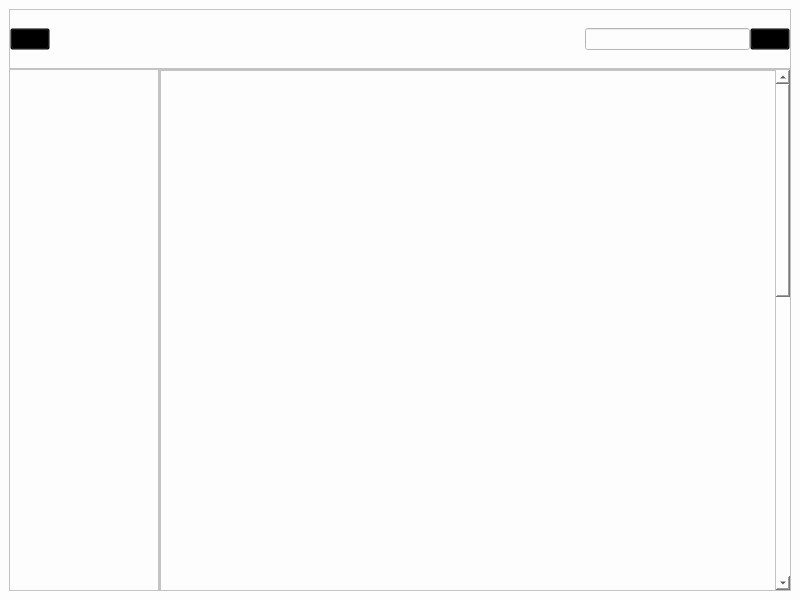
The window that Check_it_out.ui (DanielCarracedo/Check-it-out) describes before a commit, drawn with Qt 5.
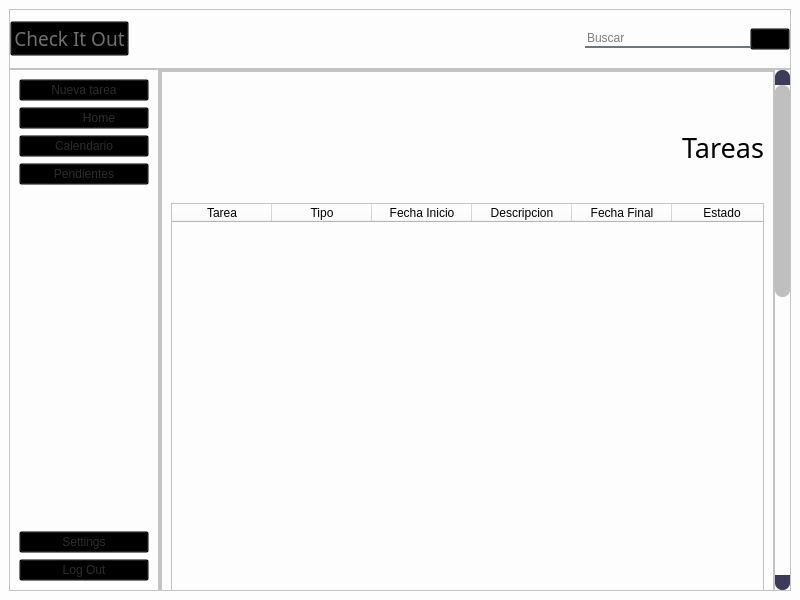
The same window after the commit. Icons and pictures are not drawn.

Diff of the .ui file:
```diff
--- a/Check_it_out.ui
+++ b/Check_it_out.ui
@@ -13,6 +13,64 @@
   <property name="windowTitle">
    <string>MainWindow</string>
   </property>
+  <property name="styleSheet">
+   <string notr="true">QScrollBar:vertical{
+border:none;
+background-color: rgb(212, 212, 212);
+width: 15px;
+ margin: 15px 0 15px 0;
+border-radius:0px;
+}
+
+QScrollBar::handle:vertical{
+background-color: rgb(191, 191, 191);
+min-height: 30px;
+border-radius: 7px;
+}
+
+QScrollBar::handle:vertical:hover{
+background-color: rgb(124, 124, 124);
+}
+
+QScrollBar::handle:vertical:pressed{
+background-color: rgb(90, 90, 90);
+}
+
+QScrollBar::sub-line:vertical {
+border: none;
+background-color: rgb(59, 59, 90);
+height: 15px;
+border-top-left-radius: 7px; border-top-right-radius: 7px;
+subcontrol-position: top;
+subcontrol-origin: margin;
+}
+
+QScrollBar::sub-line:vertical:hover {
+background-color:rgb(124, 124, 124);
+}
+
+QScrollBar::sub-line:vertical:pressed {
+background-color:rgb(90, 90, 90);
+}
+
+QScrollBar::add-line:vertical {
+border: none;
+background-color: rgb(59, 59, 90);
+height: 15px;
+border-bottom-left-radius: 7px;
+ border-bottom-right-radius: 7px;
+subcontrol-position: bottom;
+subcontrol-origin: margin;
+}
+
+QScrollBar::add-line:vertical:hover {
+background-color:rgb(124, 124, 124);
+}
+
+QScrollBar::add-line:vertical:pressed {
+background-color:rgb(90, 90, 90);
+}</string>
+  </property>
   <widget class="QWidget" name="centralwidget">
    <property name="styleSheet">
     <string notr="true">background-color: rgb(253, 253, 253);</string>
@@ -57,16 +115,27 @@
           <layout class="QHBoxLayout" name="horizontalLayout_4">
            <item>
             <widget class="QPushButton" name="Home">
+             <property name="font">
+              <font>
+               <family>Lucida Calligraphy</family>
+               <pointsize>14</pointsize>
+               <weight>50</weight>
+               <bold>false</bold>
+              </font>
+             </property>
              <property name="cursor">
               <cursorShape>PointingHandCursor</cursorShape>
              </property>
              <property name="styleSheet">
               <string notr="true">QPushButton{
 background-color: rgb(0, 0, 0, 0);
-}</string>
+color: rgb(113, 113, 113);
+}
+
+</string>
              </property>
              <property name="text">
-              <string/>
+              <string>Check It Out</string>
              </property>
              <property name="icon">
               <iconset resource="src/Imagenes_UI/back.qrc">
@@ -101,6 +170,18 @@
                <height>16777215</height>
               </size>
              </property>
+             <property name="styleSheet">
+              <string notr="true">background-color: rgba(0, 0,  0, 0);
+border: none;
+border-bottom: 2px solid rgba(105, 118, 132, 255);
+</string>
+             </property>
+             <property name="placeholderText">
+              <string>Buscar</string>
+             </property>
+             <property name="clearButtonEnabled">
+              <bool>false</bool>
+             </property>
             </widget>
            </item>
            <item>
@@ -146,12 +227,154 @@
             <height>0</height>
            </size>
           </property>
+          <property name="styleSheet">
+           <string notr="true">QPushButton{
+background-color: rgb(0, 0, 0, 0);
+color: rgb(45, 45, 45);
+}
+
+QPushButton:hover{
+border-radius:10px;
+color: rgb(52, 143, 255);
+border: None;
+background-color: None;
+}
+</string>
+          </property>
           <property name="frameShape">
            <enum>QFrame::StyledPanel</enum>
           </property>
           <property name="frameShadow">
            <enum>QFrame::Raised</enum>
           </property>
+          <layout class="QVBoxLayout" name="verticalLayout_4">
+           <item>
+            <layout class="QVBoxLayout" name="verticalLayout_2">
+             <item>
+              <widget class="QPushButton" name="pushButton">
+               <property name="text">
+                <string>Nueva tarea</string>
+               </property>
+               <property name="icon">
+                <iconset resource="src/Imagenes_UI/back.qrc">
+                 <normaloff>:/Botones/Nueva_Tarea-removebg-preview.png</normaloff>:/Botones/Nueva_Tarea-removebg-preview.png</iconset>
+               </property>
+               <property name="iconSize">
+                <size>
+                 <width>35</width>
+                 <height>35</height>
+                </size>
+               </property>
+              </widget>
+             </item>
+             <item>
+              <widget class="QPushButton" name="Inicio">
+               <property name="styleSheet">
+                <string notr="true"/>
+               </property>
+               <property name="text">
+                <string>         Home</string>
+               </property>
+               <property name="icon">
+                <iconset resource="src/Imagenes_UI/back.qrc">
+                 <normaloff>:/Botones/Home-removebg-preview.png</normaloff>:/Botones/Home-removebg-preview.png</iconset>
+               </property>
+               <property name="iconSize">
+                <size>
+                 <width>30</width>
+                 <height>30</height>
+                </size>
+               </property>
+              </widget>
+             </item>
+             <item>
+              <widget class="QPushButton" name="Calendario">
+               <property name="text">
+                <string>Calendario</string>
+               </property>
+               <property name="icon">
+                <iconset resource="src/Imagenes_UI/back.qrc">
+                 <normaloff>:/Botones/Calendario-removebg-preview.png</normaloff>:/Botones/Calendario-removebg-preview.png</iconset>
+               </property>
+               <property name="iconSize">
+                <size>
+                 <width>35</width>
+                 <height>35</height>
+                </size>
+               </property>
+              </widget>
+             </item>
+             <item>
+              <widget class="QPushButton" name="TareasPen">
+               <property name="text">
+                <string>Pendientes</string>
+               </property>
+               <property name="icon">
+                <iconset resource="src/Imagenes_UI/back.qrc">
+                 <normaloff>:/Botones/Pendientes__1_-removebg-preview.png</normaloff>:/Botones/Pendientes__1_-removebg-preview.png</iconset>
+               </property>
+               <property name="iconSize">
+                <size>
+                 <width>35</width>
+                 <height>35</height>
+                </size>
+               </property>
+              </widget>
+             </item>
+            </layout>
+           </item>
+           <item>
+            <spacer name="verticalSpacer_3">
+             <property name="orientation">
+              <enum>Qt::Vertical</enum>
+             </property>
+             <property name="sizeHint" stdset="0">
+              <size>
+               <width>20</width>
+               <height>185</height>
+              </size>
+             </property>
+            </spacer>
+           </item>
+           <item>
+            <layout class="QVBoxLayout" name="verticalLayout_3">
+             <item>
+              <widget class="QPushButton" name="Settings">
+               <property name="text">
+                <string>Settings</string>
+               </property>
+               <property name="icon">
+                <iconset resource="src/Imagenes_UI/back.qrc">
+                 <normaloff>:/Botones/Settings-removebg-preview.png</normaloff>:/Botones/Settings-removebg-preview.png</iconset>
+               </property>
+               <property name="iconSize">
+                <size>
+                 <width>30</width>
+                 <height>30</height>
+                </size>
+               </property>
+              </widget>
+             </item>
+             <item>
+              <widget class="QPushButton" name="LogOut">
+               <property name="text">
+                <string>Log Out</string>
+               </property>
+               <property name="icon">
+                <iconset resource="src/Imagenes_UI/back.qrc">
+                 <normaloff>:/Botones/LogOut-removebg-preview.png</normaloff>:/Botones/LogOut-removebg-preview.png</iconset>
+               </property>
+               <property name="iconSize">
+                <size>
+                 <width>35</width>
+                 <height>35</height>
+                </size>
+               </property>
+              </widget>
+             </item>
+            </layout>
+           </item>
+          </layout>
          </widget>
         </item>
         <item>
@@ -173,7 +396,7 @@
             <rect>
              <x>0</x>
              <y>0</y>
-             <width>609</width>
+             <width>611</width>
              <height>1200</height>
             </rect>
            </property>
@@ -216,6 +439,205 @@
               <property name="frameShadow">
                <enum>QFrame::Raised</enum>
               </property>
+              <layout class="QHBoxLayout" name="horizontalLayout_6">
+               <property name="spacing">
+                <number>0</number>
+               </property>
+               <property name="leftMargin">
+                <number>0</number>
+               </property>
+               <property name="topMargin">
+                <number>0</number>
+               </property>
+               <property name="rightMargin">
+                <number>0</number>
+               </property>
+               <property name="bottomMargin">
+                <number>0</number>
+               </property>
+               <item>
+                <widget class="QStackedWidget" name="stackedWidget">
+                 <property name="currentIndex">
+                  <number>0</number>
+                 </property>
+                 <widget class="QWidget" name="Principal">
+                  <layout class="QHBoxLayout" name="horizontalLayout_8">
+                   <property name="spacing">
+                    <number>0</number>
+                   </property>
+                   <property name="leftMargin">
+                    <number>0</number>
+                   </property>
+                   <property name="topMargin">
+                    <number>0</number>
+                   </property>
+                   <property name="rightMargin">
+                    <number>0</number>
+                   </property>
+                   <property name="bottomMargin">
+                    <number>0</number>
+                   </property>
+                   <item>
+                    <widget class="QFrame" name="frame_5">
+                     <property name="frameShape">
+                      <enum>QFrame::StyledPanel</enum>
+                     </property>
+                     <property name="frameShadow">
+                      <enum>QFrame::Raised</enum>
+                     </property>
+                     <layout class="QVBoxLayout" name="verticalLayout_6">
+                      <item>
+                       <spacer name="verticalSpacer_6">
+                        <property name="orientation">
+                         <enum>Qt::Vertical</enum>
+                        </property>
+                        <property name="sizeHint" stdset="0">
+                         <size>
+                          <width>20</width>
+                          <height>52</height>
+                         </size>
+                        </property>
+                       </spacer>
+                      </item>
+                      <item>
+                       <layout class="QVBoxLayout" name="verticalLayout_5">
+                        <property name="spacing">
+                         <number>0</number>
+                        </property>
+                        <item>
+                         <widget class="QLabel" name="label">
+                          <property name="font">
+                           <font>
+                            <family>Lucida Calligraphy</family>
+                            <pointsize>20</pointsize>
+                            <weight>50</weight>
+                            <bold>false</bold>
+                           </font>
+                          </property>
+                          <property name="layoutDirection">
+                           <enum>Qt::LeftToRight</enum>
+                          </property>
+                          <property name="text">
+                           <string>Tareas</string>
+                          </property>
+                          <property name="alignment">
+                           <set>Qt::AlignBottom|Qt::AlignRight|Qt::AlignTrailing</set>
+                          </property>
+                         </widget>
+                        </item>
+                        <item>
+                         <spacer name="verticalSpacer_5">
+                          <property name="orientation">
+                           <enum>Qt::Vertical</enum>
+                          </property>
+                          <property name="sizeHint" stdset="0">
+                           <size>
+                            <width>20</width>
+                            <height>40</height>
+                           </size>
+                          </property>
+                         </spacer>
+                        </item>
+                        <item>
+                         <widget class="QTableWidget" name="tableWidget">
+                          <property name="minimumSize">
+                           <size>
+                            <width>0</width>
+                            <height>700</height>
+                           </size>
+                          </property>
+                          <property name="sizeIncrement">
+                           <size>
+                            <width>10000</width>
+                            <height>10000</height>
+                           </size>
+                          </property>
+                          <column>
+                           <property name="text">
+                            <string>Tarea</string>
+                           </property>
+                          </column>
+                          <column>
+                           <property name="text">
+                            <string>Tipo</string>
+                           </property>
+                          </column>
+                          <column>
+                           <property name="text">
+                            <string>Fecha Inicio</string>
+                           </property>
+                          </column>
+                          <column>
+                           <property name="text">
+                            <string>Descripcion</string>
+                           </property>
+                          </column>
+                          <column>
+                           <property name="text">
+                            <string>Fecha Final</string>
+                           </property>
+                          </column>
+                          <column>
+                           <property name="text">
+                            <string>Estado</string>
+                           </property>
+                          </column>
+                         </widget>
+                        </item>
+                       </layout>
+                      </item>
+                      <item>
+                       <spacer name="verticalSpacer_7">
+                        <property name="orientation">
+                         <enum>Qt::Vertical</enum>
+                        </property>
+                        <property name="sizeHint" stdset="0">
+                         <size>
+                          <width>20</width>
+                          <height>360</height>
+                         </size>
+                        </property>
+                       </spacer>
+                      </item>
+                     </layout>
+                    </widget>
+                   </item>
+                  </layout>
+                 </widget>
+                 <widget class="QWidget" name="Calendario_2"/>
+                 <widget class="QWidget" name="Pendientes">
+                  <layout class="QHBoxLayout" name="horizontalLayout_7">
+                   <property name="spacing">
+                    <number>0</number>
+                   </property>
+                   <property name="leftMargin">
+                    <number>0</number>
+                   </property>
+                   <property name="topMargin">
+                    <number>0</number>
+                   </property>
+                   <property name="rightMargin">
+                    <number>0</number>
+                   </property>
+                   <property name="bottomMargin">
+                    <number>0</number>
+                   </property>
+                   <item>
+                    <widget class="QFrame" name="frame_4">
+                     <property name="frameShape">
+                      <enum>QFrame::StyledPanel</enum>
+                     </property>
+                     <property name="frameShadow">
+                      <enum>QFrame::Raised</enum>
+                     </property>
+                    </widget>
+                   </item>
+                  </layout>
+                 </widget>
+                 <widget class="QWidget" name="SettingsPage"/>
+                </widget>
+               </item>
+              </layout>
              </widget>
             </item>
            </layout>
```
Left out of the diff: 2 changed lines with no effect on the pictures.
